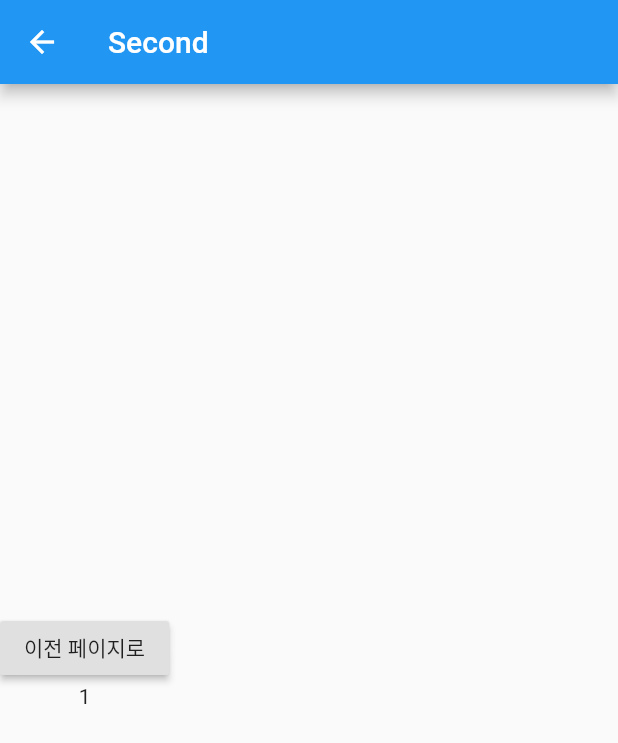
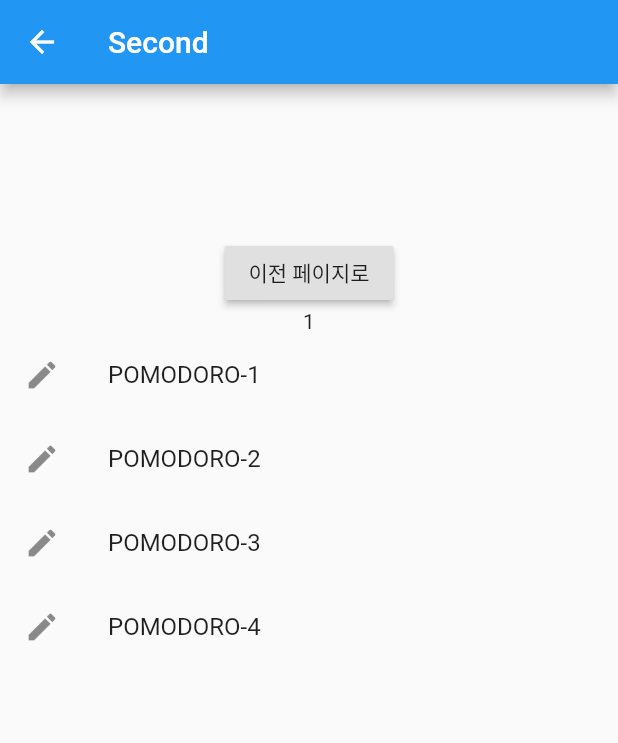
Before and after one commit to babosamo/pomodoro-timer, a Flutter app: the SecondPage screen opened directly, on a phone screen of 412 x 824 dp. Shown: the top 743 px of the screen. Run offline on Flutter 3.47's test engine with Material 2 defaults, Android fonts, the phone set to English and light mode, and no system bars.

Commit message:
IsseuItem 모델을 통한 listview

```diff
--- /dev/null
+++ b/lib/model/IssueItem.dart
@@ -0,0 +1,45 @@
+class IssueItem {
+  String _name;
+  String _description;
+  double _estimateTime; // minute
+  double _logTime = 0.0; // minute
+  IssueState issueState = IssueState.OPEN;
+  WorkLog workLog;
+
+  IssueItem(this._name, this._description, this._estimateTime);
+
+  double get logTime => _logTime;
+
+  set logTime(double value) {
+    _logTime = value;
+  }
+
+  double get estimateTime => _estimateTime;
+
+  set estimateTime(double value) {
+    _estimateTime = value;
+  }
+
+  String get description => _description;
+
+  set description(String value) {
+    _description = value;
+  }
+
+  String get name => _name;
+
+  set name(String value) {
+    _name = value;
+  }
+}
+
+enum IssueState{
+  OPEN,
+  IN_PROGRESS,
+  RESOLVED,
+  CLOSED
+}
+
+class WorkLog{
+
+}
--- a/lib/screen/SecondPage.dart
+++ b/lib/screen/SecondPage.dart
@@ -1,28 +1,23 @@
 import 'package:flutter/material.dart';
 import 'package:pomodoro_timer/model/Count.dart';
+import 'package:pomodoro_timer/model/IssueItem.dart';
 import 'package:provider/provider.dart';
 
 class SecondPage extends StatelessWidget {
   @override
   Widget build(BuildContext context) {
     final counter = Provider.of<Counter>(context);
+
+    List<IssueItem> _list = [
+      IssueItem("POMODORO-1", "백그라운드 타이머 기능", 30.0),
+      IssueItem("POMODORO-2", "이동 감지", 120.0),
+      IssueItem("POMODORO-3", "이슈 리스트 등록하기", 15.0),
+      IssueItem("POMODORO-4", "이슈 리스트 뷰", 45.0)
+    ];
+
     return Scaffold(
         appBar: AppBar(title: Text('Second')),
         body: Column(
-            // Column is also a layout widget. It takes a list of children and
-            // arranges them vertically. By default, it sizes itself to fit its
-            // children horizontally, and tries to be as tall as its parent.
-            //
-            // Invoke "debug painting" (press "p" in the console, choose the
-            // "Toggle Debug Paint" action from the Flutter Inspector in Android
-            // Studio, or the "Toggle Debug Paint" command in Visual Studio Code)
-            // to see the wireframe for each widget.
-            //
-            // Column has various properties to control how it sizes itself and
-            // how it positions its children. Here we use mainAxisAlignment to
-            // center the children vertically; the main axis here is the vertical
-            // axis because Columns are vertical (the cross axis would be
-            // horizontal).
             mainAxisAlignment: MainAxisAlignment.center,
             children: <Widget>[
               RaisedButton(
@@ -30,7 +25,17 @@ class SecondPage extends StatelessWidget {
                   onPressed: () {
                     Navigator.pop(context);
                   }),
-              Text("${counter.getCounter()}")
+              Text("${counter.getCounter()}"),
+              Container(
+                  height: 500,
+                  child: ListView(
+                    scrollDirection: Axis.vertical,
+                    children: _list
+                        .map((issue) => ListTile(
+                            leading: Icon(Icons.create),
+                            title: Text(issue.name)))
+                        .toList(),
+                  ))
             ]));
   }
 }
```
